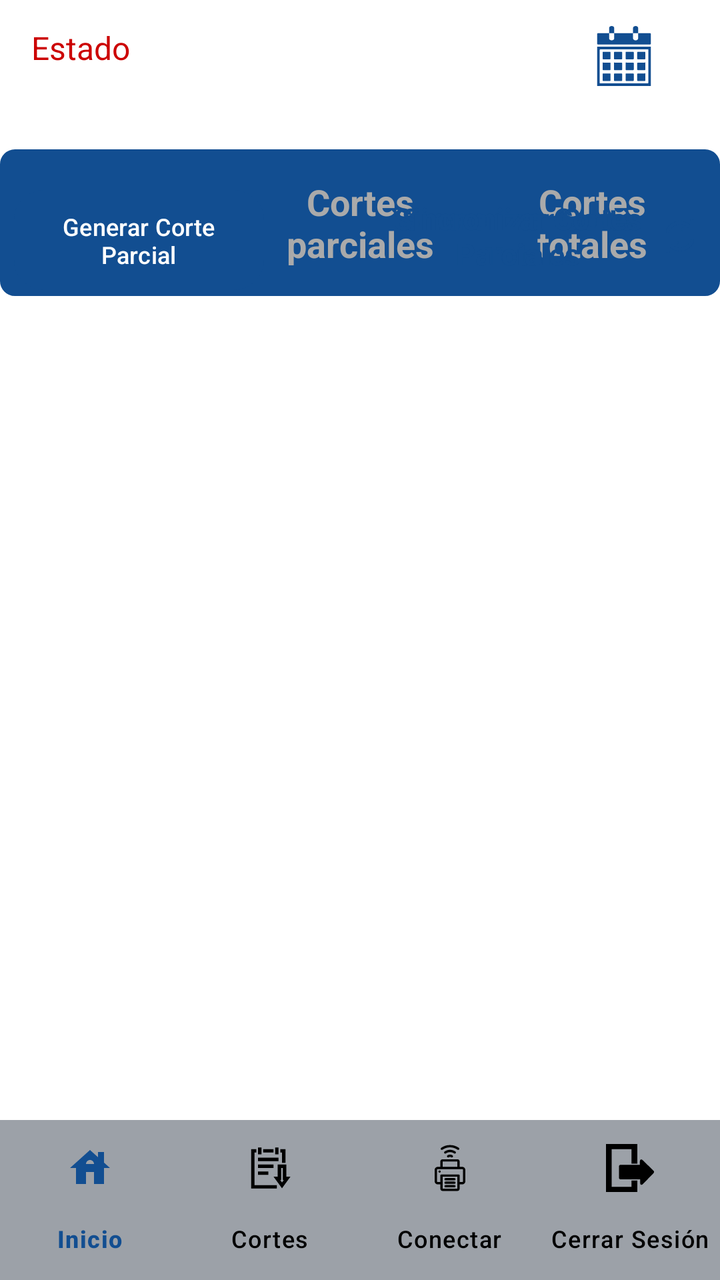
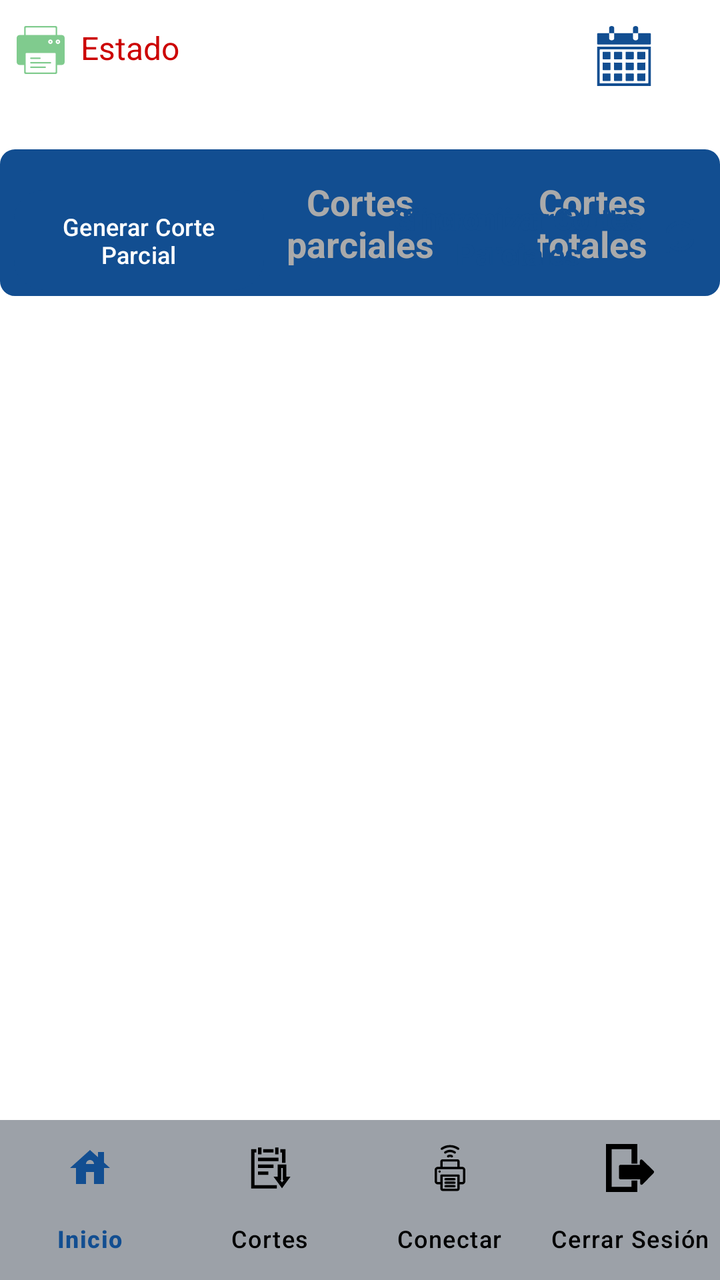

Compare the two renders of this Android layout. The source of the first and the diff that turns it into the second are given below.
<!-- AndroidManifest.xml: application theme Theme.Cobro -->
<!-- res/layout/activity_cortes.xml -->
<?xml version="1.0" encoding="utf-8"?>
<androidx.constraintlayout.widget.ConstraintLayout xmlns:android="http://schemas.android.com/apk/res/android"
    xmlns:tools="http://schemas.android.com/tools"
    android:layout_width="match_parent"
    android:layout_height="match_parent"
    android:background="@color/white"
    xmlns:app="http://schemas.android.com/apk/res-auto">

    <com.google.android.material.bottomnavigation.BottomNavigationView
        android:id="@+id/bottom_navigation"
        android:layout_width="match_parent"
        android:layout_height="wrap_content"
        android:layout_gravity="bottom"
        android:background="@color/fondo_menu"
        app:itemIconTint="@color/selector_nav_color"
        app:itemTextColor="@color/selector_nav_color"
        app:labelVisibilityMode="labeled"
        app:layout_constraintBottom_toBottomOf="parent"
        app:layout_constraintStart_toStartOf="parent"
        app:menu="@menu/bottom_nav_menu" />


    <LinearLayout
        android:id="@+id/layoutCortes"
        android:layout_width="match_parent"
        android:layout_height="wrap_content"
        android:layout_marginBottom="412dp"
        android:background="@drawable/borde_tabla"
        android:orientation="horizontal"
        android:padding="6dp"
        app:layout_constraintBottom_toTopOf="@+id/bottom_navigation"
        app:layout_constraintStart_toStartOf="parent"
        app:layout_constraintTop_toBottomOf="@+id/btnCorteTotal"
        app:layout_constraintVertical_bias="1.0">


        <TextView
            android:id="@+id/btnVentas"
            android:layout_width="0dp"
            android:layout_height="wrap_content"
            android:layout_weight="1"
            android:clickable="true"
            android:focusable="true"
            android:padding="8dp"
            android:text="Ventas"
            android:textAlignment="center"
            android:textColor="@color/white"
            android:textSize="18sp"
            android:textStyle="bold" />


        <TextView
            android:id="@+id/btnCortesParciales"
            android:layout_width="0dp"
            android:layout_height="wrap_content"
            android:layout_weight="1"
            android:clickable="true"
            android:focusable="true"
            android:padding="8dp"
            android:text="Cortes parciales"
            android:textAlignment="center"
            android:textColor="@android:color/darker_gray"
            android:textSize="18sp"
            android:textStyle="bold" />

        <TextView
            android:id="@+id/btnCortesTotales"
            android:layout_width="0dp"
            android:layout_height="wrap_content"
            android:layout_weight="1"
            android:clickable="true"
            android:focusable="true"
            android:padding="8dp"
            android:text="Cortes totales"
            android:textAlignment="center"
            android:textColor="@android:color/darker_gray"
            android:textSize="18sp"
            android:textStyle="bold" />
    </LinearLayout>

    <LinearLayout
        android:id="@+id/Sincro_Totales"
        android:layout_width="wrap_content"
        android:layout_height="wrap_content"
        android:layout_marginTop="95dp"
        android:background="?attr/selectableItemBackground"
        android:clickable="true"
        android:focusable="true"
        android:gravity="center_vertical"
        android:orientation="horizontal"
        android:padding="4dp"
        app:layout_constraintEnd_toEndOf="parent"
        app:layout_constraintHorizontal_bias="0.97"
        app:layout_constraintStart_toStartOf="parent"
        app:layout_constraintTop_toTopOf="parent">

        <TextView
            android:id="@+id/sincronizar_totales"
            android:layout_width="126dp"
            android:layout_height="wrap_content"
            android:text="@string/lbl_reenvio_total"
            android:textAlignment="center"
            android:textColor="@color/colorPrimary"
            android:textSize="15dp"
            android:textStyle="bold" />

        <ImageView
            android:id="@+id/iconView_totales"
            android:layout_width="20dp"
            android:layout_height="20dp"
            android:layout_marginStart="8dp"
            android:src="@drawable/reenvio" />
    </LinearLayout>

    <LinearLayout
        android:id="@+id/textViewWithIcon"
        android:layout_width="wrap_content"
        android:layout_height="wrap_content"
        android:layout_marginTop="95dp"
        android:background="?attr/selectableItemBackground"
        android:clickable="true"
        android:focusable="true"
        android:gravity="center_vertical"
        android:orientation="horizontal"
        android:padding="4dp"
        app:layout_constraintEnd_toEndOf="parent"
        app:layout_constraintHorizontal_bias="0.97"
        app:layout_constraintStart_toStartOf="parent"
        app:layout_constraintTop_toTopOf="parent">

        <TextView
            android:id="@+id/sincronizar"
            android:layout_width="126dp"
            android:layout_height="wrap_content"
            android:text="@string/lbl_reenvio"
            android:textAlignment="center"
            android:textColor="@color/colorPrimary"
            android:textSize="15dp"
            android:textStyle="bold" />

        <ImageView
            android:id="@+id/iconView"
            android:layout_width="20dp"
            android:layout_height="20dp"
            android:layout_marginStart="8dp"
            android:src="@drawable/reenvio" />
    </LinearLayout>

    <TextView
        android:id="@+id/tvEstadoConexion"
        android:layout_width="wrap_content"
        android:layout_height="wrap_content"
        android:layout_gravity="center_horizontal"
        android:layout_marginTop="13dp"
        android:text="Estado"
        android:textColor="@android:color/holo_red_dark"
        android:textSize="16sp"
        app:layout_constraintEnd_toEndOf="parent"
        app:layout_constraintHorizontal_bias="0.05"
        app:layout_constraintStart_toStartOf="parent"
        app:layout_constraintTop_toTopOf="parent" />

    <Button
        android:id="@+id/btnCorteTotal"
        android:layout_width="120dp"
        android:layout_height="50dp"
        android:layout_marginTop="95dp"
        android:background="@drawable/button_border"
        android:text="@string/btn_total"
        android:textSize="12sp"
        app:layout_constraintEnd_toEndOf="parent"
        app:layout_constraintHorizontal_bias="0.03"
        app:layout_constraintStart_toStartOf="parent"
        app:layout_constraintTop_toTopOf="parent" />

    <ListView
        android:id="@+id/listViewCortes"
        android:layout_width="match_parent"
        android:layout_height="412dp"
        app:layout_constraintStart_toStartOf="parent"
        app:layout_constraintTop_toBottomOf="@+id/layoutCortes" />


    <Button
        android:id="@+id/btnCorteParcial"
        android:layout_width="125dp"
        android:layout_height="50dp"
        android:layout_marginTop="95dp"
        android:background="@drawable/button_border"
        android:text="@string/btn_parcial"
        android:textSize="12dp"
        app:layout_constraintEnd_toEndOf="parent"
        app:layout_constraintHorizontal_bias="0.03"
        app:layout_constraintStart_toStartOf="parent"
        app:layout_constraintTop_toTopOf="parent" />

    <ImageView
        android:id="@+id/calendario"
        android:layout_width="30dp"
        android:layout_height="30dp"
        android:layout_marginTop="13dp"
        android:contentDescription="Filtrar por fecha"
        android:src="@drawable/calendario1"
        app:layout_constraintEnd_toEndOf="parent"
        app:layout_constraintHorizontal_bias="0.9"
        app:layout_constraintStart_toStartOf="parent"
        app:layout_constraintTop_toTopOf="parent" />


</androidx.constraintlayout.widget.ConstraintLayout>
<!-- resources referenced by this layout -->
<resources>
  <color name="colorPrimary">#124e91</color>
  <color name="fondo_menu">#9ca1a8</color>
      9ca1a8
  <color name="white">#FFFFFFFF</color>
  <!-- drawable borde_tabla (drawable) -->
  <?xml version="1.0" encoding="utf-8"?>
  <shape xmlns:android="http://schemas.android.com/apk/res/android"
      android:shape="rectangle">
  
      
      <solid android:color="#124e91" />
  
      
      <stroke
          android:width="1dp"
          android:color="#124E91" /> 
  
      
      <corners android:radius="7dp" />
  
  </shape>
  <!-- drawable button_border (drawable) -->
  <?xml version="1.0" encoding="utf-8"?>
  <shape xmlns:android="http://schemas.android.com/apk/res/android"
      android:shape="rectangle">
  
  
      
      <solid android:color="#FFFFFF" /> 
  
      
      <corners android:radius="15dp" />
  </shape>
  <!-- drawable calendario1: vector/xml drawable (drawable, 3582 chars, omitted) -->
  <!-- drawable reenvio (drawable) -->
  <vector xmlns:android="http://schemas.android.com/apk/res/android"
      android:width="800dp"
      android:height="800dp"
      android:viewportWidth="24"
      android:viewportHeight="24">
    <path
        android:pathData="M10,16H5V21M14,8H19V3M4.583,9.003C5.144,7.616 6.082,6.413 7.293,5.532C8.503,4.651 9.937,4.128 11.43,4.021C12.923,3.914 14.415,4.227 15.738,4.927C17.062,5.626 18.161,6.683 18.914,7.976M19.418,14.997C18.857,16.385 17.918,17.587 16.708,18.468C15.498,19.349 14.065,19.872 12.572,19.979C11.079,20.086 9.586,19.772 8.263,19.073C6.939,18.374 5.839,17.317 5.086,16.024"
        android:strokeLineJoin="round"
        android:strokeWidth="2"
        android:fillColor="#00000000"
        android:strokeColor="#124e91"
        android:strokeLineCap="round"/>
  </vector>
  <string name="btn_parcial">Generar Corte Parcial</string>
  <string name="btn_total">Generar Corte Total</string>
  <string name="lbl_reenvio">Sincronizar Cortes Parciales</string>
  <string name="lbl_reenvio_total">Sincronizar Corte Total</string>
  <style name="Theme.Cobro" parent="Base.Theme.Cobro" />
  <style name="Base.Theme.Cobro" parent="Theme.Material3.DayNight.NoActionBar">
          
          
          <item name="colorPrimary">@color/colorPrimary</item>
          <item name="colorPrimaryVariant">@color/colorPrimaryDark</item>
          <item name="colorOnPrimary">@color/white</item>
          <item name="colorOnSecondary">@color/black</item>
  
      </style>
  <color name="colorPrimaryDark">#1A5276</color>
  <color name="black">#FF000000</color>
</resources>

<!-- the commit's change to res/layout/activity_cortes.xml (unified diff, before → after) -->
@@ -146,19 +146,34 @@
             android:src="@drawable/reenvio" />
     </LinearLayout>
 
-    <TextView
-        android:id="@+id/tvEstadoConexion"
+    <LinearLayout
+        android:id="@+id/estadoConexionLayout"
         android:layout_width="wrap_content"
         android:layout_height="wrap_content"
         android:layout_gravity="center_horizontal"
         android:layout_marginTop="13dp"
-        android:text="Estado"
-        android:textColor="@android:color/holo_red_dark"
-        android:textSize="16sp"
-        app:layout_constraintEnd_toEndOf="parent"
-        app:layout_constraintHorizontal_bias="0.05"
-        app:layout_constraintStart_toStartOf="parent"
-        app:layout_constraintTop_toTopOf="parent" />
+        android:orientation="horizontal"
+        app:layout_constraintEnd_toEndOf="parent"
+        app:layout_constraintHorizontal_bias="0.03"
+        app:layout_constraintStart_toStartOf="parent"
+        app:layout_constraintTop_toTopOf="parent">
+
+        <ImageView
+            android:id="@+id/imgEstadoConexion"
+            android:layout_width="24dp"
+            android:layout_height="24dp"
+            android:layout_marginEnd="8dp"
+            android:src="@drawable/print_conected" />
+
+        <TextView
+            android:id="@+id/tvEstadoConexion"
+            android:layout_width="wrap_content"
+            android:layout_height="wrap_content"
+            android:text="Estado"
+            android:textColor="@android:color/holo_red_dark"
+            android:textSize="16sp" />
+
+    </LinearLayout>
 
     <Button
         android:id="@+id/btnCorteTotal"
<!-- resource entries referenced after the edit -->
@@ -34,6 +34,31 @@
       <corners android:radius="15dp" />
   </shape>
   <!-- drawable calendario1: vector/xml drawable (drawable, 3582 chars, omitted) -->
+  <!-- drawable print_conected (drawable) -->
+  <vector xmlns:android="http://schemas.android.com/apk/res/android"
+      android:width="800dp"
+      android:height="800dp"
+      android:viewportWidth="64"
+      android:viewportHeight="64">
+    <path
+        android:pathData="M19,44h12c0.553,0 1,-0.447 1,-1s-0.447,-1 -1,-1H19c-0.553,0 -1,0.447 -1,1S18.447,44 19,44z"
+        android:fillColor="#80cb8e"/>
+    <path
+        android:pathData="M45,48H19c-0.553,0 -1,0.447 -1,1s0.447,1 1,1h26c0.553,0 1,-0.447 1,-1S45.553,48 45,48z"
+        android:fillColor="#80cb8e"/>
+    <path
+        android:pathData="M38,54H19c-0.553,0 -1,0.447 -1,1s0.447,1 1,1h19c0.553,0 1,-0.447 1,-1S38.553,54 38,54z"
+        android:fillColor="#80cb8e"/>
+    <path
+        android:pathData="M45,21m-1,0a1,1 0,1 1,2 0a1,1 0,1 1,-2 0"
+        android:fillColor="#80cb8e"/>
+    <path
+        android:pathData="M60,12h-6V2c0,-1.105 -0.895,-2 -2,-2H12c-1.105,0 -2,0.895 -2,2v10H4c-2.211,0 -4,1.789 -4,4v32c0,2.211 1.789,4 4,4h6v10c0,1.105 0.895,2 2,2h40c1.105,0 2,-0.895 2,-2V52h6c2.211,0 4,-1.789 4,-4V16C64,13.789 62.211,12 60,12zM12,3c0,-0.553 0.447,-1 1,-1h38c0.553,0 1,0.447 1,1v9H12V3zM48,21c0,1.657 -1.343,3 -3,3s-3,-1.343 -3,-3s1.343,-3 3,-3S48,19.343 48,21zM52,61c0,0.553 -0.447,1 -1,1H13c-0.553,0 -1,-0.447 -1,-1V37c0,-0.553 0.447,-1 1,-1h38c0.553,0 1,0.447 1,1V61zM55,24c-1.657,0 -3,-1.343 -3,-3s1.343,-3 3,-3s3,1.343 3,3S56.657,24 55,24z"
+        android:fillColor="#80cb8e"/>
+    <path
+        android:pathData="M55,21m-1,0a1,1 0,1 1,2 0a1,1 0,1 1,-2 0"
+        android:fillColor="#80cb8e"/>
+  </vector>
   <!-- drawable reenvio (drawable) -->
   <vector xmlns:android="http://schemas.android.com/apk/res/android"
       android:width="800dp"
